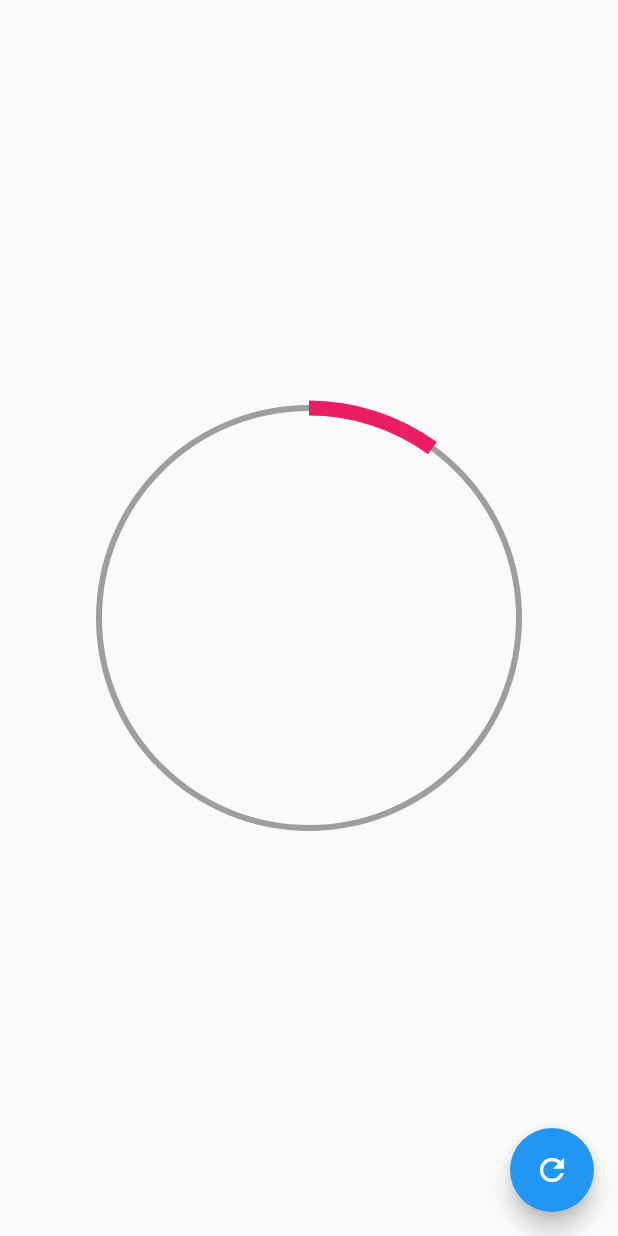
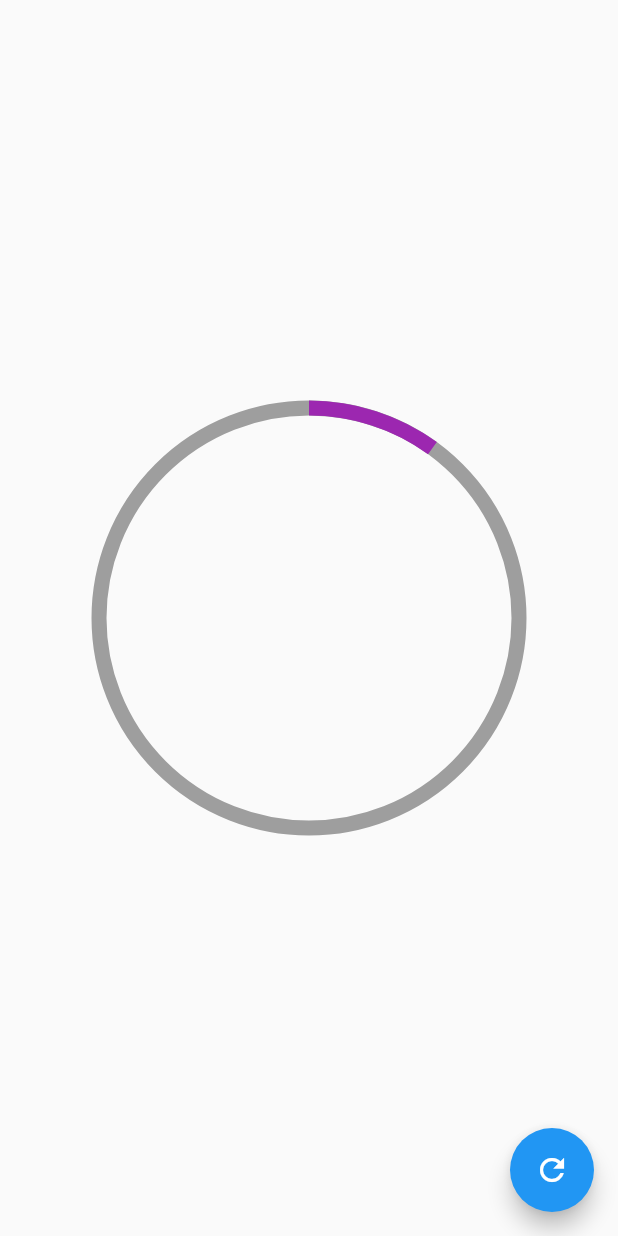
Before and after one commit to ddienu/Designs-, a Flutter app: the screen it shows after launch, after a tap on the "refresh" icon, on a phone screen of 412 x 824 dp. Run offline on Flutter 3.47's test engine with Material 2 defaults, Android fonts, the phone set to English and light mode, and no system bars.

Commit message:
Update: Radial progress, update: graficas circulares page.
Update radial progress adding 4 new properties, colorPrimario that aims to the color of the circle, colorSecundario that aims to the color of the arc that show the progress, grosorPrimario that aims to the thickness of the circle and grosorSecundario that aims to the thickness of the arc, implementing all the new properties into the painter.
Update graficas circulares page adding the arguments maked into the radial progress, the only one that is required is the porcentaje, every one else are optional, if the user dont give an argument the app will take a default value defined into the radial progress, also make the color of the button customizable but having a default value of colors.blue.

```diff
--- a/lib/main.dart
+++ b/lib/main.dart
@@ -14,7 +14,7 @@ class MyApp extends StatelessWidget {
     return MaterialApp(
       debugShowCheckedModeBanner: false,
       title: 'Designs App',
-      home: GraficasCircularesPage(),
+      home: const GraficasCircularesPage( /*colorBoton: Colors.purple*/),
     );
   }
 }
--- a/lib/src/labs/circular_progress_page.dart
+++ b/lib/src/labs/circular_progress_page.dart
@@ -49,7 +49,7 @@ class _CircularProgressPageState extends State<CircularProgressPage> with Single
   Widget build(BuildContext context) {
     return Scaffold(
       floatingActionButton: FloatingActionButton(
-        child: Icon(Icons.refresh),
+        child: const Icon(Icons.refresh),
         backgroundColor: Colors.pink,
         onPressed: (){
           porcentaje = nuevoPorcentaje;
--- a/lib/src/pages/graficas_circulares_page.dart
+++ b/lib/src/pages/graficas_circulares_page.dart
@@ -3,7 +3,9 @@ import 'package:flutter/material.dart';
 
 
 class GraficasCircularesPage extends StatefulWidget {
-  const GraficasCircularesPage({Key? key}) : super(key: key);
+  const GraficasCircularesPage({Key? key, this.colorBoton = Colors.blue,}) : super(key: key);
+
+  final Color colorBoton;
 
   @override
   State<GraficasCircularesPage> createState() => _GraficasCircularesPageState();
@@ -18,6 +20,7 @@ class _GraficasCircularesPageState extends State<GraficasCircularesPage> {
     return Scaffold(
       floatingActionButton: FloatingActionButton(
         child: Icon( Icons.refresh),
+        backgroundColor: widget.colorBoton,
         onPressed: (){
           setState(() {
             porcentaje += 10;
@@ -32,7 +35,13 @@ class _GraficasCircularesPageState extends State<GraficasCircularesPage> {
           width: 300.0,
           height: 300.0,
           //color: Colors.red,
-          child: RadialProgress(porcentaje: porcentaje),
+          child: RadialProgress(
+            porcentaje: porcentaje,
+            colorPrimario: Colors.grey,
+            colorSecundario: Colors.purple,
+            grosorPrimario: 10.0,
+            grosorSecundario: 10.0,
+            ),
         )
         ),
     );
--- a/lib/src/widgets/radial_progress.dart
+++ b/lib/src/widgets/radial_progress.dart
@@ -4,9 +4,20 @@ import 'package:flutter/material.dart';
 
 
 class RadialProgress extends StatefulWidget {
-  const RadialProgress({this.porcentaje});
+  const RadialProgress({
+    required this.porcentaje,
+    this.colorPrimario = Colors.grey,
+    this.colorSecundario = Colors.blue,
+    this.grosorPrimario = 4.0,
+    this.grosorSecundario = 10.0,
+
+  });
 
   final porcentaje;
+  final Color colorPrimario;
+  final Color colorSecundario;
+  final double grosorPrimario;
+  final double grosorSecundario;
 
   @override
   State<RadialProgress> createState() => _RadialProgressState();
@@ -16,6 +27,7 @@ class _RadialProgressState extends State<RadialProgress>  with SingleTickerProvi
 
   late AnimationController controller;
   late double porcentajeAnterior;
+
 
   @override
   void initState() {
@@ -50,7 +62,13 @@ class _RadialProgressState extends State<RadialProgress>  with SingleTickerProvi
           width: double.infinity,
           height: double.infinity,
           child: CustomPaint(
-            painter: _MiRadialProgress( (widget.porcentaje - diferenciaAnimar) + ( diferenciaAnimar * controller.value) ),
+            painter: _MiRadialProgress(
+               (widget.porcentaje - diferenciaAnimar) + ( diferenciaAnimar * controller.value),
+               widget.colorPrimario,
+               widget.colorSecundario,
+               widget.grosorPrimario,
+               widget.grosorSecundario,
+                ),
           ),
 
         );
@@ -62,8 +80,18 @@ class _RadialProgressState extends State<RadialProgress>  with SingleTickerProvi
 class _MiRadialProgress extends CustomPainter {
 
   final porcentaje;
+  final Color colorPrimario;
+  final Color colorSecundario;
+  final double grosorPrimario;
+  final double grosorSecundario;
 
-  _MiRadialProgress( this.porcentaje );
+  _MiRadialProgress(
+    this.porcentaje,
+    this.colorPrimario,
+    this.colorSecundario,
+    this.grosorPrimario,
+    this.grosorSecundario,
+    );
   @override
   void paint(Canvas canvas, Size size) {
 
@@ -71,9 +99,9 @@ class _MiRadialProgress extends CustomPainter {
 
     final paint = Paint();
 
-    paint.color = Colors.grey;
+    paint.color = colorPrimario;
     paint.style = PaintingStyle.stroke;
-    paint.strokeWidth = 4.0;
+    paint.strokeWidth = grosorPrimario;
 
     final  center = Offset(size.width * 0.5, size.height* 0.5);
     final  radio  = min(size.width * 0.5, size.height * 0.5);
@@ -83,9 +111,9 @@ class _MiRadialProgress extends CustomPainter {
     //Draw arc.
 
     final paintArco = Paint()
-    ..color = Colors.pink
+    ..color = colorSecundario
     ..style = PaintingStyle.stroke
-    ..strokeWidth = 10.0;
+    ..strokeWidth = grosorSecundario;
 
     final arcAngle = 2 * pi * (porcentaje / 100);
 
```
